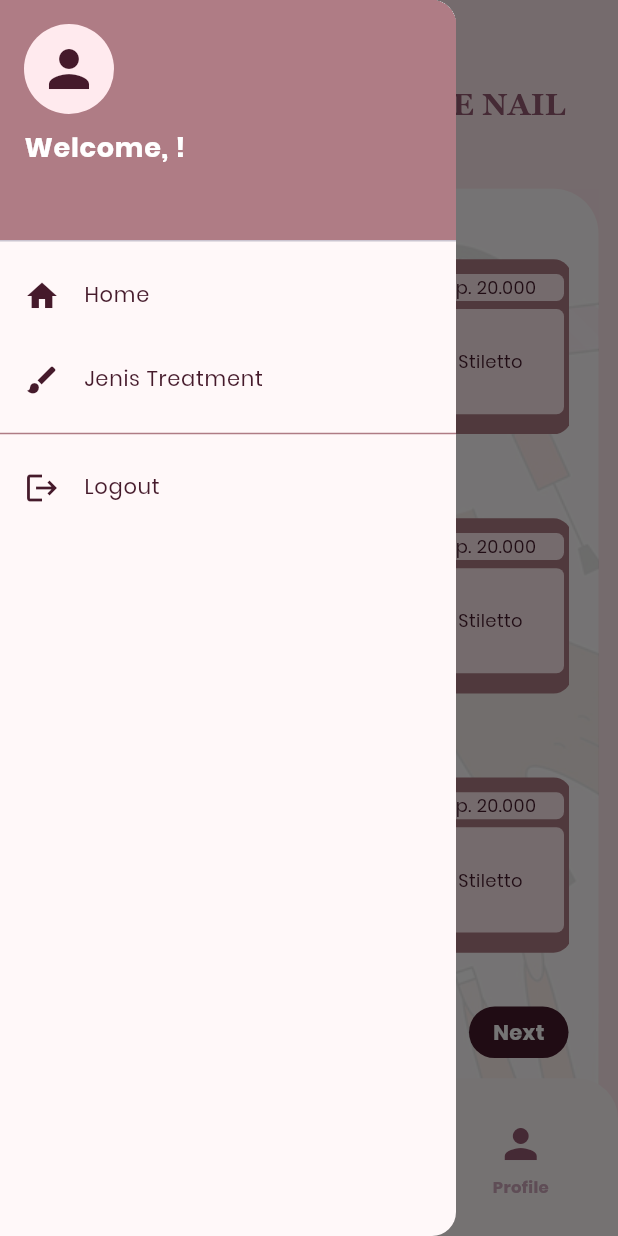
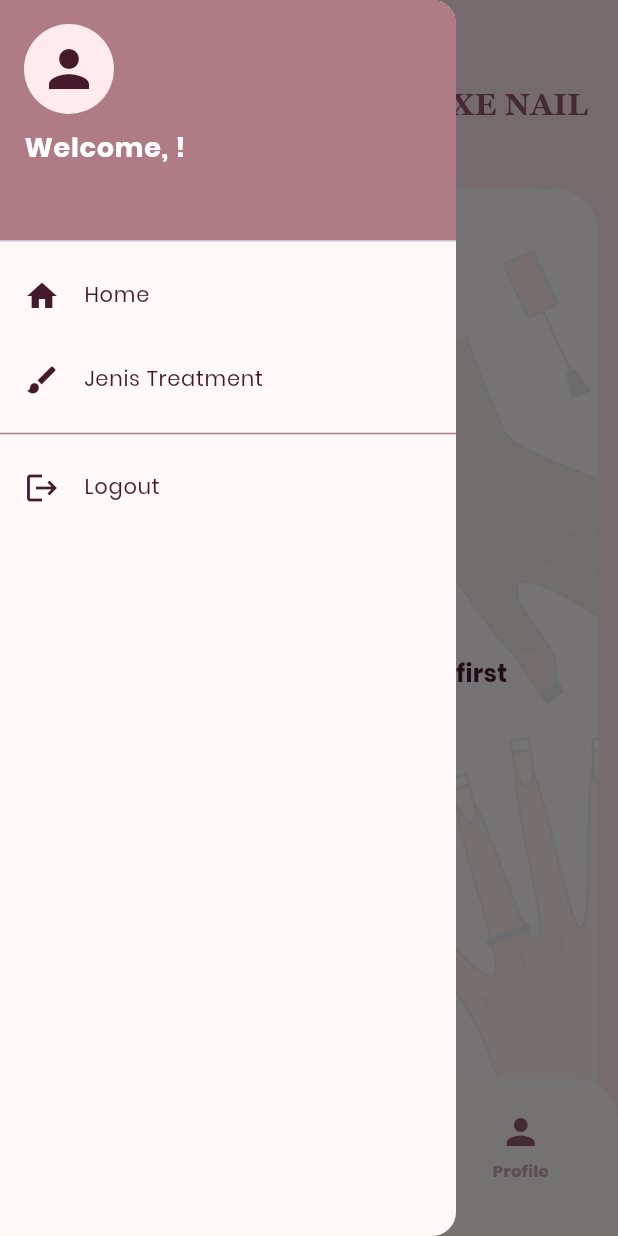
Before and after one commit to Samidkun/PBL-AGAIN, a Flutter app: the DesignScreen screen opened directly with empty values, with the side drawer open, on a phone screen of 412 x 824 dp. Run offline on Flutter 3.47's test engine with Material 3 defaults, Android fonts, the phone set to English and light mode, and no system bars; our stand-ins replace flutter_dotenv, table_calendar; network calls fail.

Commit message:
update ui dashboard - nyambungin card dashboard ke page design (blm termasuk API - harga)

```diff
--- a/MOBILE/luxe_nail/lib/screens/design_screen.dart
+++ b/MOBILE/luxe_nail/lib/screens/design_screen.dart
@@ -4,30 +4,35 @@ import 'package:luxe_nail/screens/dashboard_screen.dart';
 import 'package:luxe_nail/screens/gallery_screen.dart';
 import 'package:luxe_nail/screens/profile_screen.dart';
 import 'package:luxe_nail/utils/responsive.dart';
+
 import 'login_screen.dart';
 
 class DesignScreen extends StatelessWidget {
   final String token;
   final Map<String, dynamic> user;
 
+  /// Reservation optional
+  final Map<String, dynamic>? reservation;
+
   DesignScreen({
     super.key,
     required this.token,
     required this.user,
+    this.reservation,
   });
 
   final GlobalKey<ScaffoldState> _scaffoldKey = GlobalKey<ScaffoldState>();
 
   @override
   Widget build(BuildContext context) {
-    final sW = (num v) => Responsive.sW(context, v);
-    final sH = (num v) => Responsive.sH(context, v);
+    double sW(num v) => Responsive.sW(context, v);
+    double sH(num v) => Responsive.sH(context, v);
 
     return Scaffold(
       key: _scaffoldKey,
       backgroundColor: const Color(0xFFFFEAEE),
 
-      // ================= DRAWER =================
+      // DRAWER
       drawer: Drawer(
         backgroundColor: const Color(0xFFFFF8F9),
         child: ListView(
@@ -60,6 +65,7 @@ class DesignScreen extends StatelessWidget {
                 ],
               ),
             ),
+
             _drawerItem(context, Icons.home, "Home", () {
               Navigator.pushReplacement(
                 context,
@@ -68,10 +74,13 @@ class DesignScreen extends StatelessWidget {
                 ),
               );
             }),
+
             _drawerItem(context, Icons.brush, "Jenis Treatment", () {
               Navigator.pop(context);
             }),
+
             const Divider(color: Color(0xFFAF7C85)),
+
             _drawerItem(context, Icons.logout, "Logout", () {
               Navigator.pushAndRemoveUntil(
                 context,
@@ -83,15 +92,14 @@ class DesignScreen extends StatelessWidget {
         ),
       ),
 
-      // ================= BODY =================
+      // BODY
       body: Stack(
         children: [
-          // HEADER
+          // ======= HEADER =======
           Positioned(
-            left: sW(26),
             top: sH(60),
-            child: SizedBox(
-              width: sW(351),
+            left: sW(20),
+            right: sW(20),
             child: Row(
               mainAxisAlignment: MainAxisAlignment.spaceBetween,
               children: [
@@ -115,24 +123,101 @@ class DesignScreen extends StatelessWidget {
               ],
             ),
           ),
+
+          // ======= MAIN AREA =======
+          Positioned(
+            top: sH(140),
+            left: sW(13),
+            child: Container(
+              width: sW(386),
+              height: sH(720),
+              decoration: BoxDecoration(
+                color: Colors.white,
+                borderRadius: BorderRadius.vertical(
+                  top: Radius.circular(sW(30)),
+                ),
+              ),
+              child: _buildMain(context, sW, sH),
+            ),
           ),
 
-          // MAIN CONTENT
+          // ======= BOTTOM NAVBAR =======
           Positioned(
-            left: sW(13),
-            top: sH(140),
+            top: sH(800),
+            left: 0,
             child: Container(
-              width: sW(386),
+              width: sW(412),
+              height: sH(120),
+              padding: EdgeInsets.symmetric(
+                vertical: sH(24),
+                horizontal: sW(46),
+              ),
               decoration: BoxDecoration(
-                color: Colors.white,
-                borderRadius: BorderRadius.only(
-                  topLeft: Radius.circular(sW(30)),
-                  topRight: Radius.circular(sW(30)),
+                color: const Color(0xFFFFF8F9),
+                borderRadius: BorderRadius.vertical(
+                  top: Radius.circular(sW(27)),
                 ),
               ),
-              child: SingleChildScrollView(
-                child: Stack(
+              child: Row(
+                mainAxisAlignment: MainAxisAlignment.spaceBetween,
                 children: [
+                  // FIX BACK BUTTON
+                  _bottomItem(context, "Back", Icons.arrow_back, () {
+                    Navigator.pushReplacement(
+                      context,
+                      MaterialPageRoute(
+                        builder: (_) =>
+                            DashboardScreen(token: token, user: user),
+                      ),
+                    );
+                  }),
+
+                  _bottomItem(context, "Design", Icons.brush, () {}),
+
+                  _bottomItem(context, "Home", Icons.home, () {
+                    Navigator.pushReplacement(
+                      context,
+                      MaterialPageRoute(
+                        builder: (_) =>
+                            DashboardScreen(token: token, user: user),
+                      ),
+                    );
+                  }),
+
+                  _bottomItem(context, "Gallery", Icons.photo_album, () {
+                    Navigator.pushReplacement(
+                      context,
+                      MaterialPageRoute(
+                        builder: (_) => GalleryScreen(token: token, user: user),
+                      ),
+                    );
+                  }),
+
+                  _bottomItem(context, "Profile", Icons.person, () {
+                    Navigator.pushReplacement(
+                      context,
+                      MaterialPageRoute(
+                        builder: (_) => ProfileScreen(token: token),
+                      ),
+                    );
+                  }),
+                ],
+              ),
+            ),
+          ),
+        ],
+      ),
+    );
+  }
+
+  // ======================================================
+  // MAIN CONTENT
+  // ======================================================
+  Widget _buildMain(BuildContext context, dynamic sW, dynamic sH) {
+    if (reservation == null) {
+      return Stack(
+        children: [
+          // Background image
           Opacity(
             opacity: 0.9,
             child: Image.asset(
@@ -142,11 +227,38 @@ class DesignScreen extends StatelessWidget {
               fit: BoxFit.cover,
             ),
           ),
+
+          // Message
+          Center(
+            child: Text(
+              "Please select a reservation first",
+              style: TextStyle(
+                color: const Color(0xFF451A2B),
+                fontSize: sW(16),
+                fontWeight: FontWeight.bold,
+                fontFamily: "Poppins",
+              ),
+            ),
+          ),
+        ],
+      );
+    }
+
+    return SingleChildScrollView(
+      child: Stack(
+        children: [
+          Opacity(
+            opacity: 0.8,
+            child: Image.asset(
+              "assets/images/Splas1-HAND.png",
+              width: sW(386),
+              height: sH(1000),
+              fit: BoxFit.cover,
+            ),
+          ),
+
           Padding(
-                      padding: EdgeInsets.symmetric(
-                        horizontal: sW(20),
-                        vertical: sH(20),
-                      ),
+            padding: EdgeInsets.symmetric(horizontal: sW(20), vertical: sH(20)),
             child: Column(
               crossAxisAlignment: CrossAxisAlignment.start,
               children: [
@@ -163,15 +275,7 @@ class DesignScreen extends StatelessWidget {
                 SizedBox(height: sH(30)),
                 _title("Choose Your Type Of Nails", sW),
                 SizedBox(height: sH(10)),
-                          _horizontalScroll(sW, sH, [
-                            _card(context, "Rp. 20.000", "Coffin"),
-                            _card(context, "Rp. 20.000", "Almond"),
-                            _card(context, "Rp. 20.000", "Stiletto"),
-                          ]),
 
-                          SizedBox(height: sH(30)),
-                          _title("Choose Your Type Of Nails", sW),
-                          SizedBox(height: sH(10)),
                 _horizontalScroll(sW, sH, [
                   _card(context, "Rp. 20.000", "Coffin"),
                   _card(context, "Rp. 20.000", "Almond"),
@@ -179,20 +283,9 @@ class DesignScreen extends StatelessWidget {
                 ]),
 
                 SizedBox(height: sH(40)),
+
                 Align(
                   alignment: Alignment.centerRight,
-                            child: GestureDetector(
-                              onTap: () {
-                                Navigator.push(
-                                  context,
-                                  MaterialPageRoute(
-                                    builder: (_) => AccessorisScreen(
-                                      token: token,
-                                      user: user,
-                                    ),
-                                  ),
-                                );
-                              },
                   child: Container(
                     padding: EdgeInsets.symmetric(
                       horizontal: sW(16),
@@ -202,6 +295,16 @@ class DesignScreen extends StatelessWidget {
                       color: const Color(0xFF451A2B),
                       borderRadius: BorderRadius.circular(sW(18)),
                     ),
+                    child: GestureDetector(
+                      onTap: () {
+                        Navigator.push(
+                          context,
+                          MaterialPageRoute(
+                            builder: (_) =>
+                                AccessorisScreen(token: token, user: user),
+                          ),
+                        );
+                      },
                       child: Text(
                         "Next",
                         style: TextStyle(
@@ -214,72 +317,9 @@ class DesignScreen extends StatelessWidget {
                     ),
                   ),
                 ),
+
                 SizedBox(height: sH(40)),
               ],
-                      ),
-                    ),
-                  ],
-                ),
-              ),
-            ),
-          ),
-
-          // BOTTOM NAVBAR
-          Positioned(
-            left: 0,
-            top: sH(800),
-            child: Container(
-              width: sW(412),
-              height: sH(120),
-              padding: EdgeInsets.symmetric(
-                vertical: sH(24),
-                horizontal: sW(46),
-              ),
-              decoration: BoxDecoration(
-                color: const Color(0xFFFFF8F9),
-                borderRadius: BorderRadius.only(
-                  topLeft: Radius.circular(sW(27)),
-                  topRight: Radius.circular(sW(27)),
-                ),
-              ),
-              child: Row(
-                mainAxisAlignment: MainAxisAlignment.spaceBetween,
-                children: [
-                  _bottomItem(context, "Back", Icons.arrow_back, () {
-                    Navigator.pop(context);
-                  }),
-                  _bottomItem(context, "Design", Icons.brush, () {}),
-                  _bottomItem(context, "Home", Icons.home, () {
-                    Navigator.pushAndRemoveUntil(
-                      context,
-                      MaterialPageRoute(
-                        builder: (_) =>
-                            DashboardScreen(token: token, user: user),
-                      ),
-                      (route) => false,
-                    );
-                  }),
-                  _bottomItem(context, "Gallery", Icons.photo_album, () {
-                    Navigator.pushAndRemoveUntil(
-                      context,
-                      MaterialPageRoute(
-                        builder: (_) =>
-                            GalleryScreen(token: token, user: user),
-                      ),
-                      (route) => false,
-                    );
-                  }),
-                  _bottomItem(context, "Profile", Icons.person, () {
-                    Navigator.pushAndRemoveUntil(
-                      context,
-                      MaterialPageRoute(
-                        builder: (_) => ProfileScreen(token: token),
-                      ),
-                      (route) => false,
-                    );
-                  }),
-                ],
-              ),
             ),
           ),
         ],
@@ -287,6 +327,9 @@ class DesignScreen extends StatelessWidget {
     );
   }
 
+  // ======================================================
+  // COMPONENTS
+  // ======================================================
   Widget _drawerItem(
     BuildContext context,
     IconData icon,
@@ -308,33 +351,26 @@ class DesignScreen extends StatelessWidget {
     );
   }
 
-  Widget _title(String text, Function sW) {
+  Widget _title(String text, Function sw) {
     return Text(
       text,
       style: TextStyle(
         color: const Color(0xFF451A2B),
-        fontSize: sW(14),
+        fontSize: sw(14),
         fontFamily: "Poppins",
         fontWeight: FontWeight.w600,
       ),
     );
   }
 
-  Widget _horizontalScroll(Function sW, Function sH, List<Widget> children) {
+  Widget _horizontalScroll(Function sw, Function sh, List<Widget> children) {
     return SizedBox(
-      height: sH(130),
-      child: SingleChildScrollView(
+      height: sh(130),
+      child: ListView.separated(
         scrollDirection: Axis.horizontal,
-        child: Row(
-          children: [
-            ...children.map(
-              (e) => Padding(
-                padding: EdgeInsets.only(right: sW(12)),
-                child: e,
-              ),
-            ),
-          ],
-        ),
+        itemCount: children.length,
+        separatorBuilder: (context, i) => SizedBox(width: sw(12)),
+        itemBuilder: (context, i) => children[i],
       ),
     );
   }
@@ -343,48 +379,39 @@ class DesignScreen extends StatelessWidget {
     return Container(
       width: Responsive.sW(context, 108),
       height: Responsive.sH(context, 130),
-      padding: EdgeInsets.symmetric(
-        horizontal: Responsive.sW(context, 5),
-        vertical: Responsive.sH(context, 11),
-      ),
+      padding: EdgeInsets.all(Responsive.sW(context, 5)),
       decoration: BoxDecoration(
         color: const Color(0xFFAF7C85),
-        borderRadius: BorderRadius.circular(Responsive.sW(context, 12)),
+        borderRadius: BorderRadius.circular(12),
       ),
       child: Column(
         children: [
           Container(
-            width: Responsive.sW(context, 98),
             height: Responsive.sH(context, 20),
+            width: double.infinity,
             decoration: BoxDecoration(
               color: const Color(0xFFFFEAEE),
-              borderRadius: BorderRadius.circular(Responsive.sW(context, 5)),
+              borderRadius: BorderRadius.circular(5),
             ),
             child: Center(
               child: Text(
                 price,
-                style: TextStyle(
-                  color: const Color(0xFF451A2B),
-                  fontSize: Responsive.sW(context, 12),
+                style: const TextStyle(color: Color(0xFF451A2B)),
               ),
             ),
           ),
-          ),
-          SizedBox(height: Responsive.sH(context, 6)),
+          SizedBox(height: 8),
           Container(
-            width: Responsive.sW(context, 98),
             height: Responsive.sH(context, 78),
+            width: double.infinity,
             decoration: BoxDecoration(
               color: const Color(0xFFFFEAEE),
-              borderRadius: BorderRadius.circular(Responsive.sW(context, 5)),
+              borderRadius: BorderRadius.circular(5),
             ),
             child: Center(
               child: Text(
                 name,
-                style: TextStyle(
-                  color: const Color(0xFF451A2B),
-                  fontSize: Responsive.sW(context, 12),
-                ),
+                style: const TextStyle(color: Color(0xFF451A2B)),
               ),
             ),
           ),
@@ -402,19 +429,14 @@ class DesignScreen extends StatelessWidget {
     return GestureDetector(
       onTap: tap,
       child: Column(
-        mainAxisSize: MainAxisSize.min,
         children: [
-          Icon(
-            icon,
-            size: Responsive.sW(context, 32),
-            color: const Color(0xFF975B73),
-          ),
-          SizedBox(height: Responsive.sH(context, 5)),
+          Icon(icon, size: 28, color: const Color(0xFF975B73)),
+          SizedBox(height: 4),
           Text(
             label,
-            style: TextStyle(
-              color: const Color(0xFFCEA8BC),
-              fontSize: Responsive.sW(context, 11),
+            style: const TextStyle(
+              color: Color(0xFFCEA8BC),
+              fontSize: 11,
               fontFamily: "Poppins",
               fontWeight: FontWeight.w600,
             ),
```
Also changed, not shown: MOBILE/luxe_nail/lib/screens/dashboard_screen.dart (+203 -163 lines). Lines whose indentation alone changed are shown as unchanged.
